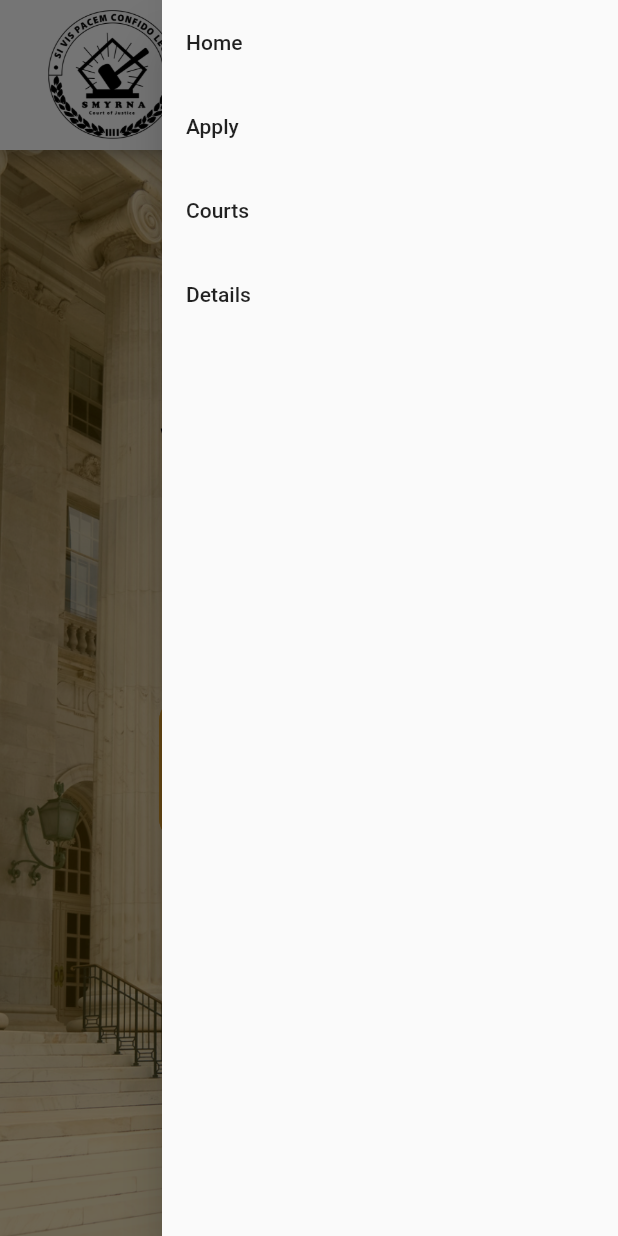
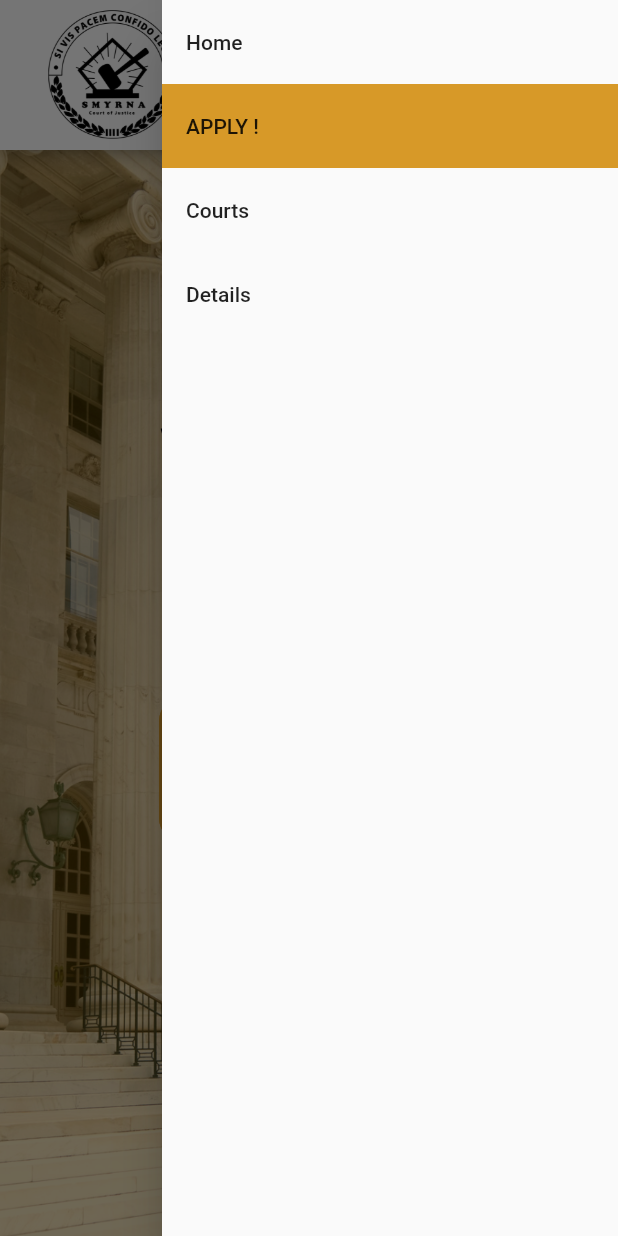
Before and after one commit to battletech45/smyrna_courts_of_justice, a Flutter app: the screen it shows after launch, with the side drawer open, on a phone screen of 412 x 824 dp. Run offline on Flutter 3.47's test engine with Material 2 defaults, Android fonts, the phone set to English and light mode, and no system bars; our stand-ins replace url_launcher_web.

Commit message:
Apply button customized

```diff
--- a/lib/main.dart
+++ b/lib/main.dart
@@ -148,7 +148,8 @@ class _HomePageState extends State<HomePage> {
                       });
                     },
                   ), ListTile(
-                    title: const Text('Apply'),
+                    tileColor: const Color.fromARGB(255,215,153,40),
+                    title: const Text('APPLY !'),
                     onTap: () {
                       setState(() {
                         widget.homeIndex = 1;
```
